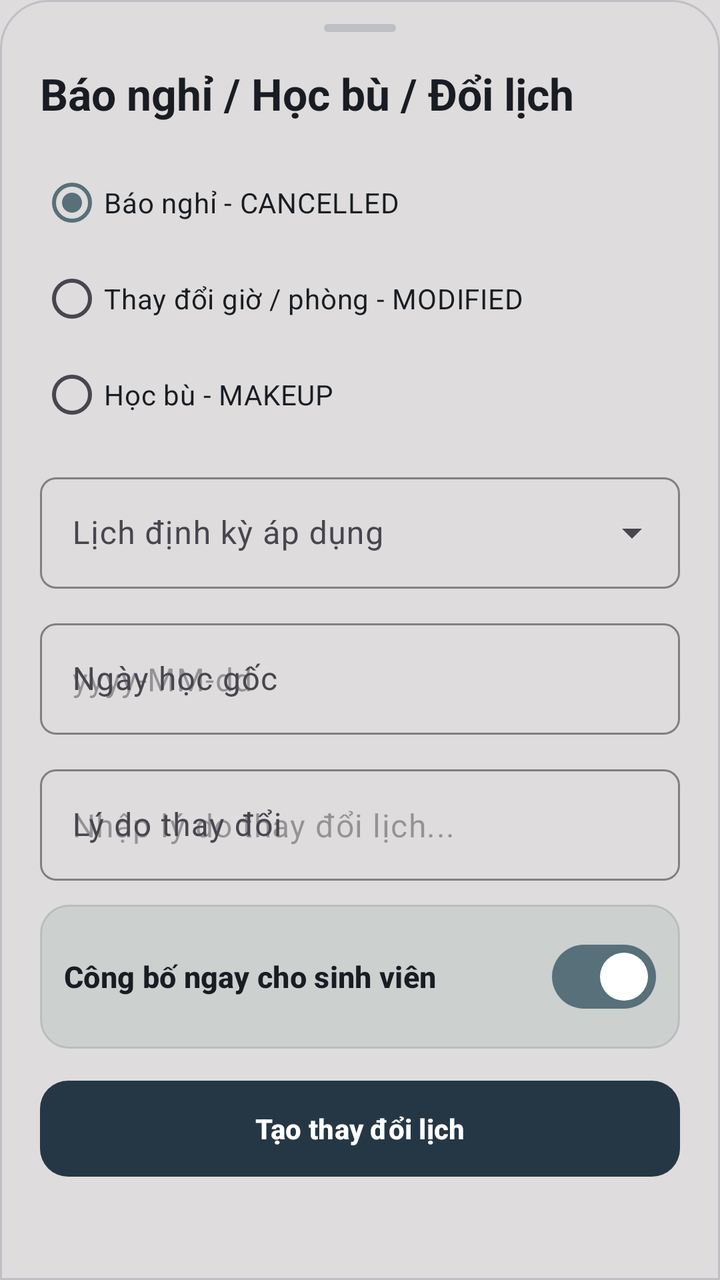
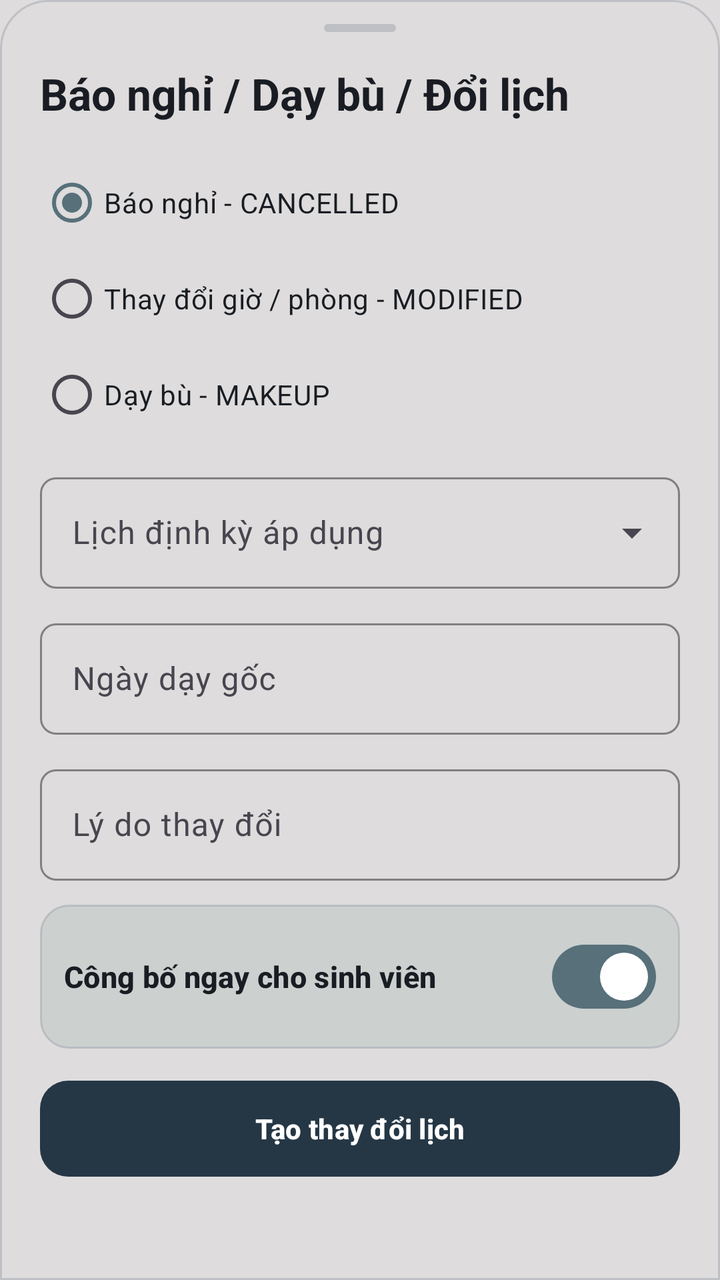

An Android layout rendered at two revisions. The XML below is the earlier revision; the diff shows what the commit changed to produce the second picture.
<!-- AndroidManifest.xml: application theme Theme.UniClassApp -->
<!-- res/layout/bottom_sheet_create_schedule_exception.xml -->
<?xml version="1.0" encoding="utf-8"?>
<androidx.core.widget.NestedScrollView xmlns:android="http://schemas.android.com/apk/res/android"
    xmlns:app="http://schemas.android.com/apk/res-auto"
    android:layout_width="match_parent"
    android:layout_height="wrap_content"
    android:fillViewport="true">

    <LinearLayout
        android:layout_width="match_parent"
        android:layout_height="wrap_content"
        android:background="@drawable/bg_unified_bottom_sheet"
        android:orientation="vertical"
        android:paddingHorizontal="@dimen/space_20"
        android:paddingTop="@dimen/space_12"
        android:paddingBottom="@dimen/space_24">

        
        <View
            android:id="@+id/viewDragHandle"
            android:layout_width="36dp"
            android:layout_height="4dp"
            android:layout_gravity="center_horizontal"
            android:background="@drawable/bg_drag_handle" />

        
        <TextView
            android:id="@+id/tvExceptionTitleHeader"
            style="@style/TextAppearance.EduLens.Headline"
            android:layout_width="match_parent"
            android:layout_height="wrap_content"
            android:layout_marginTop="@dimen/space_16"
            android:text="@string/bottom_sheet_create_schedule_exception_title" />

        
        <RadioGroup
            android:id="@+id/rgExceptionType"
            android:layout_width="match_parent"
            android:layout_height="wrap_content"
            android:layout_marginTop="@dimen/space_16"
            android:orientation="vertical">

            <RadioButton
                android:id="@+id/rbCancelled"
                android:layout_width="match_parent"
                android:layout_height="wrap_content"
                android:checked="true"
                android:text="@string/rb_exception_cancelled"
                android:textColor="@color/text_primary"
                android:textSize="14sp" />

            <RadioButton
                android:id="@+id/rbModified"
                android:layout_width="match_parent"
                android:layout_height="wrap_content"
                android:text="@string/rb_exception_modified"
                android:textColor="@color/text_primary"
                android:textSize="14sp" />

            <RadioButton
                android:id="@+id/rbMakeup"
                android:layout_width="match_parent"
                android:layout_height="wrap_content"
                android:text="@string/rb_exception_makeup"
                android:textColor="@color/text_primary"
                android:textSize="14sp" />
        </RadioGroup>

        
        <com.google.android.material.textfield.TextInputLayout
            android:id="@+id/tilClassSchedule"
            style="@style/Widget.Material3.TextInputLayout.OutlinedBox.ExposedDropdownMenu"
            android:layout_width="match_parent"
            android:layout_height="wrap_content"
            android:layout_marginTop="@dimen/space_12"
            android:hint="@string/label_select_schedule"
            app:boxCornerRadiusBottomEnd="@dimen/radius_sm"
            app:boxCornerRadiusBottomStart="@dimen/radius_sm"
            app:boxCornerRadiusTopEnd="@dimen/radius_sm"
            app:boxCornerRadiusTopStart="@dimen/radius_sm"
            app:boxStrokeColor="@color/color_primary">

            <AutoCompleteTextView
                android:id="@+id/spClassSchedule"
                android:layout_width="match_parent"
                android:layout_height="wrap_content"
                android:inputType="none"
                android:textColor="@color/text_primary" />
        </com.google.android.material.textfield.TextInputLayout>

        
        <com.google.android.material.textfield.TextInputLayout
            android:id="@+id/tilOriginalDate"
            style="@style/Widget.Material3.TextInputLayout.OutlinedBox"
            android:layout_width="match_parent"
            android:layout_height="wrap_content"
            android:layout_marginTop="@dimen/space_12"
            android:hint="@string/label_original_date"
            app:boxCornerRadiusBottomEnd="@dimen/radius_sm"
            app:boxCornerRadiusBottomStart="@dimen/radius_sm"
            app:boxCornerRadiusTopEnd="@dimen/radius_sm"
            app:boxCornerRadiusTopStart="@dimen/radius_sm"
            app:boxStrokeColor="@color/color_primary">

            <com.google.android.material.textfield.TextInputEditText
                android:id="@+id/edtOriginalDate"
                android:layout_width="match_parent"
                android:layout_height="wrap_content"
                android:clickable="true"
                android:cursorVisible="false"
                android:focusable="false"
                android:hint="yyyy-MM-dd"
                android:textColor="@color/text_primary" />
        </com.google.android.material.textfield.TextInputLayout>

        
        <com.google.android.material.textfield.TextInputLayout
            android:id="@+id/tilOccurrenceDate"
            style="@style/Widget.Material3.TextInputLayout.OutlinedBox"
            android:layout_width="match_parent"
            android:layout_height="wrap_content"
            android:layout_marginTop="@dimen/space_12"
            android:hint="@string/label_occurrence_date"
            android:visibility="gone"
            app:boxCornerRadiusBottomEnd="@dimen/radius_sm"
            app:boxCornerRadiusBottomStart="@dimen/radius_sm"
            app:boxCornerRadiusTopEnd="@dimen/radius_sm"
            app:boxCornerRadiusTopStart="@dimen/radius_sm"
            app:boxStrokeColor="@color/color_primary">

            <com.google.android.material.textfield.TextInputEditText
                android:id="@+id/edtOccurrenceDate"
                android:layout_width="match_parent"
                android:layout_height="wrap_content"
                android:clickable="true"
                android:cursorVisible="false"
                android:focusable="false"
                android:hint="yyyy-MM-dd"
                android:textColor="@color/text_primary" />
        </com.google.android.material.textfield.TextInputLayout>

        
        <LinearLayout
            android:id="@+id/llTimeRoom"
            android:layout_width="match_parent"
            android:layout_height="wrap_content"
            android:orientation="vertical"
            android:visibility="gone">

            <LinearLayout
                android:layout_width="match_parent"
                android:layout_height="wrap_content"
                android:layout_marginTop="@dimen/space_12"
                android:orientation="horizontal">

                <com.google.android.material.textfield.TextInputLayout
                    android:id="@+id/tilStartTime"
                    style="@style/Widget.Material3.TextInputLayout.OutlinedBox"
                    android:layout_width="0dp"
                    android:layout_height="wrap_content"
                    android:layout_marginEnd="@dimen/space_4"
                    android:layout_weight="1"
                    android:hint="@string/label_start_time"
                    app:boxCornerRadiusBottomEnd="@dimen/radius_sm"
                    app:boxCornerRadiusBottomStart="@dimen/radius_sm"
                    app:boxCornerRadiusTopEnd="@dimen/radius_sm"
                    app:boxCornerRadiusTopStart="@dimen/radius_sm"
                    app:boxStrokeColor="@color/color_primary">

                    <com.google.android.material.textfield.TextInputEditText
                        android:id="@+id/edtStartTime"
                        android:layout_width="match_parent"
                        android:layout_height="wrap_content"
                        android:clickable="true"
                        android:cursorVisible="false"
                        android:focusable="false"
                        android:hint="07:30"
                        android:textColor="@color/text_primary" />
                </com.google.android.material.textfield.TextInputLayout>

                <com.google.android.material.textfield.TextInputLayout
                    android:id="@+id/tilEndTime"
                    style="@style/Widget.Material3.TextInputLayout.OutlinedBox"
                    android:layout_width="0dp"
                    android:layout_height="wrap_content"
                    android:layout_marginStart="@dimen/space_4"
                    android:layout_weight="1"
                    android:hint="@string/label_end_time"
                    app:boxCornerRadiusBottomEnd="@dimen/radius_sm"
                    app:boxCornerRadiusBottomStart="@dimen/radius_sm"
                    app:boxCornerRadiusTopEnd="@dimen/radius_sm"
                    app:boxCornerRadiusTopStart="@dimen/radius_sm"
                    app:boxStrokeColor="@color/color_primary">

                    <com.google.android.material.textfield.TextInputEditText
                        android:id="@+id/edtEndTime"
                        android:layout_width="match_parent"
                        android:layout_height="wrap_content"
                        android:clickable="true"
                        android:cursorVisible="false"
                        android:focusable="false"
                        android:hint="11:30"
                        android:textColor="@color/text_primary" />
                </com.google.android.material.textfield.TextInputLayout>
            </LinearLayout>

            <com.google.android.material.textfield.TextInputLayout
                android:id="@+id/tilRoom"
                style="@style/Widget.Material3.TextInputLayout.OutlinedBox"
                android:layout_width="match_parent"
                android:layout_height="wrap_content"
                android:layout_marginTop="@dimen/space_12"
                android:hint="@string/label_room"
                app:boxCornerRadiusBottomEnd="@dimen/radius_sm"
                app:boxCornerRadiusBottomStart="@dimen/radius_sm"
                app:boxCornerRadiusTopEnd="@dimen/radius_sm"
                app:boxCornerRadiusTopStart="@dimen/radius_sm"
                app:boxStrokeColor="@color/color_primary">

                <com.google.android.material.textfield.TextInputEditText
                    android:id="@+id/edtRoom"
                    android:layout_width="match_parent"
                    android:layout_height="wrap_content"
                    android:hint="Ví dụ: B3.10"
                    android:inputType="textCapCharacters"
                    android:maxLines="1"
                    android:textColor="@color/text_primary" />
            </com.google.android.material.textfield.TextInputLayout>
        </LinearLayout>

        
        <com.google.android.material.textfield.TextInputLayout
            android:id="@+id/tilReason"
            style="@style/Widget.Material3.TextInputLayout.OutlinedBox"
            android:layout_width="match_parent"
            android:layout_height="wrap_content"
            android:layout_marginTop="@dimen/space_12"
            android:hint="@string/label_exception_reason"
            app:boxCornerRadiusBottomEnd="@dimen/radius_sm"
            app:boxCornerRadiusBottomStart="@dimen/radius_sm"
            app:boxCornerRadiusTopEnd="@dimen/radius_sm"
            app:boxCornerRadiusTopStart="@dimen/radius_sm"
            app:boxStrokeColor="@color/color_primary">

            <com.google.android.material.textfield.TextInputEditText
                android:id="@+id/edtReason"
                android:layout_width="match_parent"
                android:layout_height="wrap_content"
                android:hint="Nhập lý do thay đổi lịch..."
                android:inputType="textCapSentences"
                android:maxLines="3"
                android:textColor="@color/text_primary" />
        </com.google.android.material.textfield.TextInputLayout>

        
        <LinearLayout
            android:layout_width="match_parent"
            android:layout_height="wrap_content"
            android:layout_marginTop="@dimen/space_12"
            android:background="@drawable/bg_feedback_box"
            android:gravity="center_vertical"
            android:orientation="horizontal"
            android:padding="@dimen/space_12">

            <TextView
                style="@style/TextAppearance.EduLens.Subtitle"
                android:layout_width="0dp"
                android:layout_height="wrap_content"
                android:layout_marginEnd="@dimen/space_8"
                android:layout_weight="1"
                android:text="@string/switch_auto_publish"
                android:textColor="@color/text_primary" />

            <com.google.android.material.materialswitch.MaterialSwitch
                android:id="@+id/switchAutoPublish"
                android:layout_width="wrap_content"
                android:layout_height="wrap_content"
                android:checked="true" />
        </LinearLayout>

        
        <ProgressBar
            android:id="@+id/pbLoading"
            android:layout_width="wrap_content"
            android:layout_height="wrap_content"
            android:layout_gravity="center_horizontal"
            android:layout_marginTop="@dimen/space_12"
            android:visibility="gone" />

        
        <com.google.android.material.button.MaterialButton
            android:id="@+id/btnSubmitException"
            style="@style/Widget.EduLens.Button.Filled"
            android:layout_width="match_parent"
            android:layout_height="@dimen/button_height_lg"
            android:layout_marginTop="@dimen/space_16"
            android:text="@string/btn_submit_exception" />
    </LinearLayout>
</androidx.core.widget.NestedScrollView>
<!-- resources referenced by this layout -->
<resources>
  <color name="color_primary">#253745</color>
  <color name="text_primary">@color/uc_text_primary</color>
  <dimen name="button_height_lg">48dp</dimen>
  <dimen name="radius_sm">8dp</dimen>
  <dimen name="space_12">12dp</dimen>
  <dimen name="space_16">16dp</dimen>
  <dimen name="space_20">20dp</dimen>
  <dimen name="space_24">24dp</dimen>
  <dimen name="space_4">4dp</dimen>
  <dimen name="space_8">8dp</dimen>
  <!-- drawable bg_drag_handle (drawable) -->
  <?xml version="1.0" encoding="utf-8"?>
  <shape xmlns:android="http://schemas.android.com/apk/res/android"
      android:shape="rectangle">
      <corners android:radius="@dimen/radius_pill" />
      <solid android:color="@color/outline_border" />
      <size
          android:width="36dp"
          android:height="4dp" />
  </shape>
  <!-- drawable bg_feedback_box (drawable) -->
  <?xml version="1.0" encoding="utf-8"?>
  <shape xmlns:android="http://schemas.android.com/apk/res/android"
      android:shape="rectangle">
      <solid android:color="@color/uc_surface_elevated" />
      <stroke
          android:width="1dp"
          android:color="@color/uc_border_card" />
      <corners android:radius="14dp" />
  </shape>
  <!-- drawable bg_unified_bottom_sheet (drawable) -->
  <?xml version="1.0" encoding="utf-8"?>
  <shape xmlns:android="http://schemas.android.com/apk/res/android"
      android:shape="rectangle">
      <solid android:color="@color/uc_bg_bottom_nav" />
      <corners
          android:topLeftRadius="24dp"
          android:topRightRadius="24dp" />
      <stroke
          android:width="1dp"
          android:color="@color/uc_border_card" />
  </shape>
  <string name="bottom_sheet_create_schedule_exception_title">Báo nghỉ / Học bù / Đổi lịch</string>
  <string name="btn_submit_exception">Tạo thay đổi lịch</string>
  <string name="label_end_time">Giờ kết thúc</string>
  <string name="label_exception_reason">Lý do thay đổi</string>
  <string name="label_occurrence_date">Ngày học bù</string>
  <string name="label_original_date">Ngày học gốc</string>
  <string name="label_room">Phòng học</string>
  <string name="label_select_schedule">Lịch định kỳ áp dụng</string>
  <string name="label_start_time">Giờ bắt đầu</string>
  <string name="rb_exception_cancelled">Báo nghỉ - CANCELLED</string>
  <string name="rb_exception_makeup">Học bù - MAKEUP</string>
  <string name="rb_exception_modified">Thay đổi giờ / phòng - MODIFIED</string>
  <string name="switch_auto_publish">Công bố ngay cho sinh viên</string>
  <style name="TextAppearance.EduLens.Headline" parent="TextAppearance.Material3.HeadlineSmall">
          <item name="android:textSize">22sp</item>
          <item name="android:textStyle">bold</item>
          <item name="android:textColor">@color/text_primary</item>
      </style>
  <style name="TextAppearance.EduLens.Subtitle" parent="TextAppearance.Material3.TitleSmall">
          <item name="android:textSize">15sp</item>
          <item name="android:textStyle">bold</item>
          <item name="android:textColor">@color/text_primary</item>
      </style>
  <style name="Theme.UniClassApp" parent="Base.Theme.UniClassApp" />
  <color name="uc_text_primary">#191D23</color>
  <dimen name="radius_pill">999dp</dimen>
  <color name="outline_border">@color/uc_border_card</color>
  <color name="uc_surface_elevated">#CCD0CF</color>
  <color name="uc_border_card">#73989DAA</color>
  <color name="uc_bg_bottom_nav">@color/uc_bg_canvas</color>
  <dimen name="button_height_md">40dp</dimen>
  <color name="uc_btn_primary_bg">#253745</color>
  <color name="uc_btn_primary_text">#FFFFFF</color>
  <color name="uc_bg_canvas">#DEDCDC</color>
  <color name="p2_teal">#57707A</color>
  <color name="p2_lavender">#C5BAC4</color>
  <color name="color_error">#DC2626</color>
  <!-- unchanged entries left out for length: 2 -->
</resources>

<!-- the commit's change to res/layout/bottom_sheet_create_schedule_exception.xml (unified diff, before → after) -->
@@ -108,7 +108,6 @@
                 android:clickable="true"
                 android:cursorVisible="false"
                 android:focusable="false"
-                android:hint="yyyy-MM-dd"
                 android:textColor="@color/text_primary" />
         </com.google.android.material.textfield.TextInputLayout>
 
@@ -134,7 +133,6 @@
                 android:clickable="true"
                 android:cursorVisible="false"
                 android:focusable="false"
-                android:hint="yyyy-MM-dd"
                 android:textColor="@color/text_primary" />
         </com.google.android.material.textfield.TextInputLayout>
 
@@ -173,7 +171,6 @@
                         android:clickable="true"
                         android:cursorVisible="false"
                         android:focusable="false"
-                        android:hint="07:30"
                         android:textColor="@color/text_primary" />
                 </com.google.android.material.textfield.TextInputLayout>
 
@@ -198,7 +195,6 @@
                         android:clickable="true"
                         android:cursorVisible="false"
                         android:focusable="false"
-                        android:hint="11:30"
                         android:textColor="@color/text_primary" />
                 </com.google.android.material.textfield.TextInputLayout>
             </LinearLayout>
@@ -210,6 +206,7 @@
                 android:layout_height="wrap_content"
                 android:layout_marginTop="@dimen/space_12"
                 android:hint="@string/label_room"
+                app:placeholderText="Ví dụ: B3.10"
                 app:boxCornerRadiusBottomEnd="@dimen/radius_sm"
                 app:boxCornerRadiusBottomStart="@dimen/radius_sm"
                 app:boxCornerRadiusTopEnd="@dimen/radius_sm"
@@ -220,7 +217,6 @@
                     android:id="@+id/edtRoom"
                     android:layout_width="match_parent"
                     android:layout_height="wrap_content"
-                    android:hint="Ví dụ: B3.10"
                     android:inputType="textCapCharacters"
                     android:maxLines="1"
                     android:textColor="@color/text_primary" />
@@ -235,6 +231,7 @@
             android:layout_height="wrap_content"
             android:layout_marginTop="@dimen/space_12"
             android:hint="@string/label_exception_reason"
+            app:placeholderText="Nhập lý do thay đổi lịch..."
             app:boxCornerRadiusBottomEnd="@dimen/radius_sm"
             app:boxCornerRadiusBottomStart="@dimen/radius_sm"
             app:boxCornerRadiusTopEnd="@dimen/radius_sm"
@@ -245,7 +242,6 @@
                 android:id="@+id/edtReason"
                 android:layout_width="match_parent"
                 android:layout_height="wrap_content"
-                android:hint="Nhập lý do thay đổi lịch..."
                 android:inputType="textCapSentences"
                 android:maxLines="3"
                 android:textColor="@color/text_primary" />
<!-- resource entries referenced after the edit -->
@@ -42,17 +42,17 @@
           android:width="1dp"
           android:color="@color/uc_border_card" />
   </shape>
-  <string name="bottom_sheet_create_schedule_exception_title">Báo nghỉ / Học bù / Đổi lịch</string>
+  <string name="bottom_sheet_create_schedule_exception_title">Báo nghỉ / Dạy bù / Đổi lịch</string>
   <string name="btn_submit_exception">Tạo thay đổi lịch</string>
   <string name="label_end_time">Giờ kết thúc</string>
   <string name="label_exception_reason">Lý do thay đổi</string>
-  <string name="label_occurrence_date">Ngày học bù</string>
-  <string name="label_original_date">Ngày học gốc</string>
+  <string name="label_occurrence_date">Ngày dạy bù</string>
+  <string name="label_original_date">Ngày dạy gốc</string>
   <string name="label_room">Phòng học</string>
   <string name="label_select_schedule">Lịch định kỳ áp dụng</string>
   <string name="label_start_time">Giờ bắt đầu</string>
   <string name="rb_exception_cancelled">Báo nghỉ - CANCELLED</string>
-  <string name="rb_exception_makeup">Học bù - MAKEUP</string>
+  <string name="rb_exception_makeup">Dạy bù - MAKEUP</string>
   <string name="rb_exception_modified">Thay đổi giờ / phòng - MODIFIED</string>
   <string name="switch_auto_publish">Công bố ngay cho sinh viên</string>
   <style name="TextAppearance.EduLens.Headline" parent="TextAppearance.Material3.HeadlineSmall">
